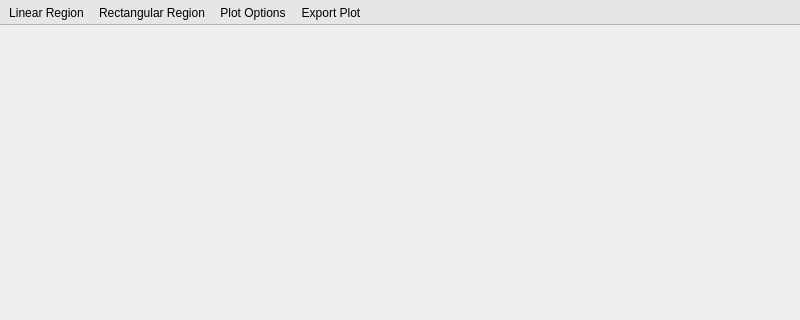
Above: specviz/data/ui/plot_window.ui from spacetelescope/specviz before the change; both pictures show x 0 to 800 and y 0 to 320 of the 800 by 600 pixel window. Below: the same form after it.
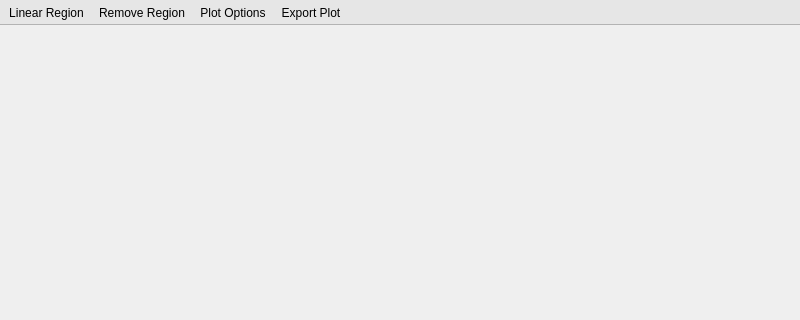
That is the form after the change.

Commit message: Create compound icon in plot toolbar; start implementating rois

Diff of the .ui file:
```diff
--- a/specviz/data/ui/plot_window.ui
+++ b/specviz/data/ui/plot_window.ui
@@ -45,8 +45,8 @@
    </property>
    <property name="iconSize">
     <size>
-     <width>18</width>
-     <height>18</height>
+     <width>20</width>
+     <height>20</height>
     </size>
    </property>
    <property name="toolButtonStyle">
@@ -62,7 +62,7 @@
     <bool>false</bool>
    </attribute>
    <addaction name="linear_region_action"/>
-   <addaction name="rectangular_region_action"/>
+   <addaction name="remove_region_action"/>
    <addaction name="plot_options_action"/>
    <addaction name="export_plot_action"/>
   </widget>
@@ -98,6 +98,14 @@
     <string>Export the currently display plot</string>
    </property>
   </action>
+  <action name="remove_region_action">
+   <property name="text">
+    <string>Remove Region</string>
+   </property>
+   <property name="toolTip">
+    <string>Remove selected region</string>
+   </property>
+  </action>
  </widget>
  <resources/>
  <connections/>
```
The commit also changes 4 other files.
